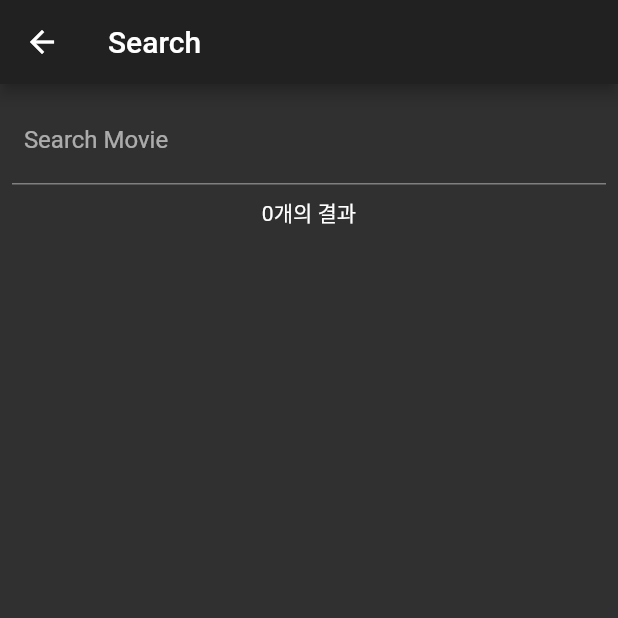
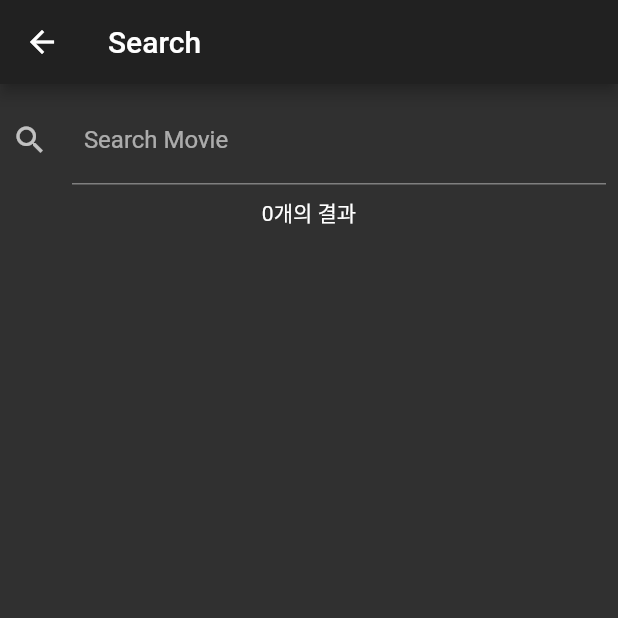
Before and after one commit to jabonge/flutter-movie, a Flutter app: the screen it shows after launch, after a tap on the "search" icon, on a phone screen of 412 x 824 dp, the top half of it. Run offline on Flutter 3.47's test engine with Material 2 defaults, Android fonts, the phone set to English and light mode, and no system bars; our stand-ins replace carousel_slider, rxdart; network calls fail.

Commit message:
loading+searchpage

```diff
--- a/lib/Bloc/searchBloc.dart
+++ b/lib/Bloc/searchBloc.dart
@@ -5,19 +5,23 @@ import 'package:rxdart/rxdart.dart';
 import '../Repository/repo.dart';
 
 class SearchBloc {
-  // StreamController<String> _searchtext = StreamController();
-  // StreamController<int> _future = StreamController();
+  StreamController<String> _searchtext = StreamController();
+  StreamController<int> _future = StreamController();
+  StreamController<Movie> _searchmovie = StreamController();
 
-  // Stream<String> get textstream => _searchtext.stream;
-  // Stream<int> get moviestream => _future.stream;
+  Stream<String> get textstream => _searchtext.stream;
+  Stream<int> get moviestream => _future.stream;
+  Stream<Movie> get searchmovie => _searchmovie.stream;
+
+  Function(Movie) get searchadd => _searchmovie.sink.add;
+  Function(String) get textadd => _searchtext.sink.add;
+
+  // final _searchtext = PublishSubject<String>();
+  // final _future = BehaviorSubject<int>();
+
+  // Observable<String> get textstream => _searchtext.stream;
   // Function(String) get textadd => _searchtext.sink.add;
-
-  final _searchtext = PublishSubject<String>();
-  final _future = BehaviorSubject<int>();
-
-  Observable<String> get textstream => _searchtext.stream;
-  Function(String) get textadd => _searchtext.sink.add;
-  Observable<int> get moviestream => _future.stream;
+  // Observable<int> get moviestream => _future.stream;
 
   final repo = Repository();
 
@@ -25,7 +29,6 @@ class SearchBloc {
           handleData: (value, sink) async {
         print(value);
         var movie = await repo.repoSearch(value);
-
         sink.add(count(movie));
       });
   //Stream get futurestr => Stream.fromFuture(getTotal(text));
@@ -38,6 +41,12 @@ class SearchBloc {
   void dispose() {
     _searchtext.close();
     _future.close();
+    _searchmovie.close();
+  }
+
+  void submit(value) async {
+    var movie = await repo.repoSearch(value);
+    searchadd(movie);
   }
 
   int count(Movie movie) {
@@ -53,5 +62,3 @@ class SearchBloc {
   // }
 
 }
-
-final bloc = SearchBloc();
--- a/lib/main.dart
+++ b/lib/main.dart
@@ -1,12 +1,17 @@
 import 'package:flutter/material.dart';
+import 'package:moving/ui/mainpage2.dart';
 
 import 'package:moving/ui/searchpage.dart';
 import './ui/mainpage.dart';
+import 'package:flutter/rendering.dart';
 
-void main() => runApp(MaterialApp(
-      theme: ThemeData.dark(),
-      home: MyApp(),
-    ));
+void main() {
+  //debugPaintSizeEnabled = true;
+  runApp(MaterialApp(
+    theme: ThemeData.dark(),
+    home: MyApp(),
+  ));
+}
 
 class MyApp extends StatelessWidget {
   @override
@@ -27,7 +32,7 @@ class MyApp extends StatelessWidget {
           )
         ],
       ),
-      body: mainPage(),
+      body: mainPage2(),
     );
   }
 }
--- a/lib/ui/mainpage.dart
+++ b/lib/ui/mainpage.dart
@@ -61,7 +61,7 @@ class _mainState extends State<mainPage> {
                           autoPlay: true,
                           viewportFraction: 1.0,
                           enlargeCenterPage: false,
-                          aspectRatio: 16 / 13,
+                          aspectRatio: 16 / 11,
                         );
                     }
                     // unreachable
--- a/lib/ui/searchpage.dart
+++ b/lib/ui/searchpage.dart
@@ -1,5 +1,6 @@
 import 'package:flutter/material.dart';
 import 'package:moving/Bloc/searchBloc.dart';
+import 'package:moving/ui/maintopratecontent.dart';
 
 class searchpage extends StatefulWidget {
   @override
@@ -7,9 +8,15 @@ class searchpage extends StatefulWidget {
 }
 
 class _searchpageState extends State<searchpage> {
+  var bloc;
+  @override
+  void initState() {
+    super.initState();
+    bloc = SearchBloc();
+  }
+
   @override
   void dispose() {
-    // TODO: implement dispose
     bloc.dispose();
     super.dispose();
   }
@@ -24,13 +31,24 @@ class _searchpageState extends State<searchpage> {
         children: <Widget>[
           Padding(
             padding: const EdgeInsets.all(8.0),
-            child: TextField(
-              decoration: InputDecoration(
-                labelText: "  Search Movie",
-              ),
-              onChanged: (value) {
-                bloc.onChange(value);
-              },
+            child: Row(
+              mainAxisSize: MainAxisSize.max,
+              children: <Widget>[
+                SizedBox(
+                  width: MediaQuery.of(context).size.width - 16,
+                  child: TextField(
+                    decoration: InputDecoration(
+                        labelText: "  Search Movie", icon: Icon(Icons.search)),
+                    onChanged: (value) {
+                      bloc.onChange(value);
+                    },
+                    onSubmitted: (value) {
+                      print(value);
+                      if (value != null) bloc.submit(value);
+                    },
+                  ),
+                ),
+              ],
             ),
           ),
           StreamBuilder(
@@ -43,7 +61,31 @@ class _searchpageState extends State<searchpage> {
               }
               return Text("0개의 결과");
             },
-          )
+          ),
+          Expanded(
+            child: StreamBuilder(
+              stream: bloc.searchmovie,
+              builder: (context, snapshot) {
+                if (snapshot.hasData) {
+                  return ListView.builder(
+                    shrinkWrap: true,
+                    itemCount: snapshot.data.results.length,
+                    itemBuilder: (context, index) {
+                      return topRatedcontent(
+                        description: snapshot.data.results[index].overview,
+                        poster:
+                            "https://image.tmdb.org/t/p/w500${snapshot.data.results[index].posterPath}",
+                        vote_average: snapshot.data.results[index].voteAverage,
+                        title: snapshot.data.results[index].title,
+                      );
+                    },
+                  );
+                } else {
+                  return Text("");
+                }
+              },
+            ),
+          ),
         ],
       ),
     );
```
Also changed, not shown: lib/ui/carouselcontent.dart (+6 -2 lines), pubspec.lock.
